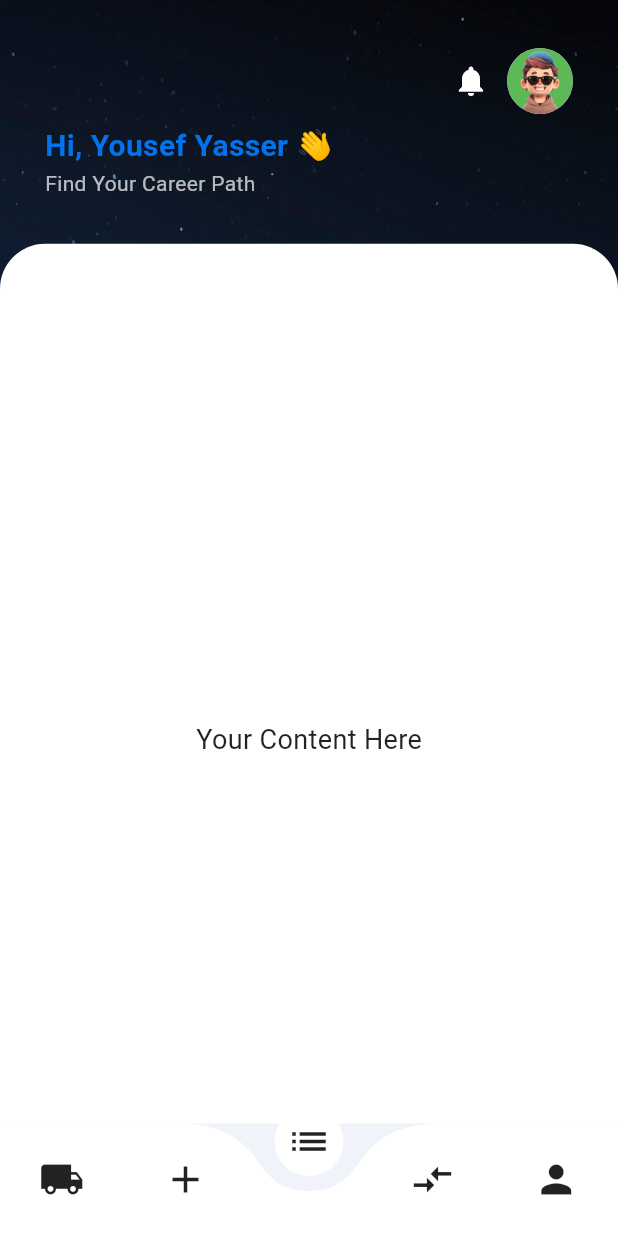
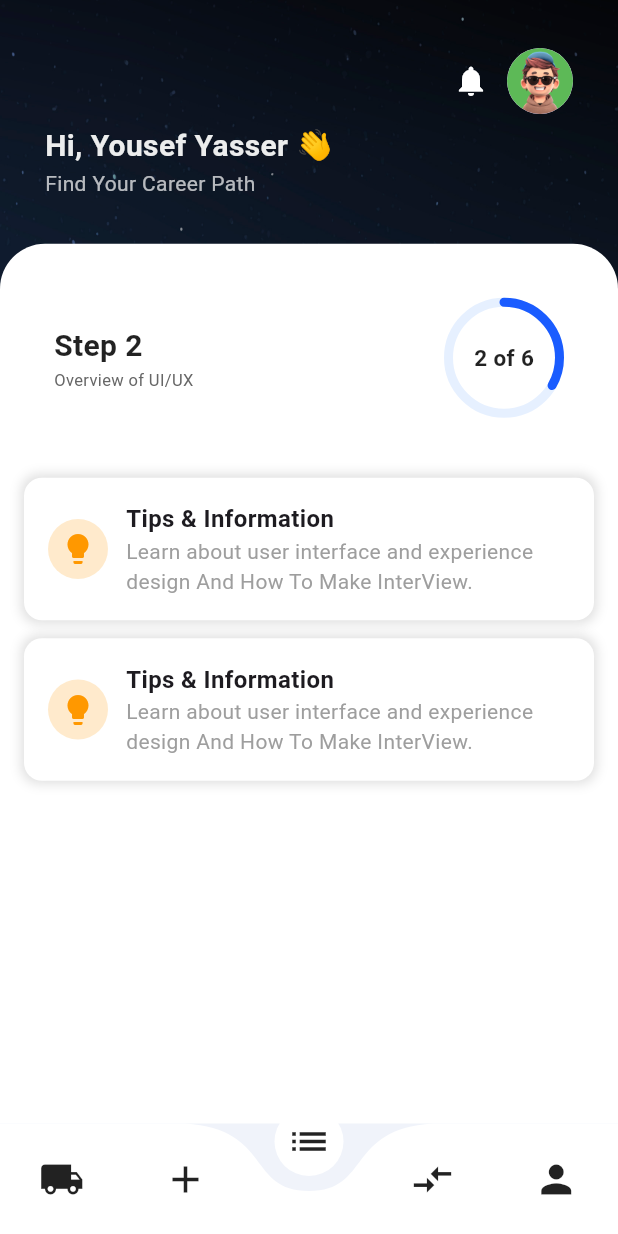
Before and after one commit to AhmedElngar07/Bidayah, a Flutter app: the screen it shows after launch, on a phone screen of 412 x 824 dp. Run offline on Flutter 3.47's test engine with Material 3 defaults, Android fonts, the phone set to English and light mode, and no system bars; drawn by our look-alikes of curved_navigation_bar, percent_indicator; our stand-ins replace cloud_firestore, firebase_core, flutter_bloc; accounts and stored records are empty; Roboto replaces fonts that are missing (Montserrat).

Commit message:
Add Step_Progress & Tips & Information

```diff
--- a/lib/Screens/Home_Page.dart
+++ b/lib/Screens/Home_Page.dart
@@ -1,12 +1,14 @@
 import 'package:bidayah/Widgets/BottomNavBar%20.dart';
+import 'package:bidayah/Widgets/Step_Progress.dart';
+import 'package:bidayah/Widgets/custom_home_appbar.dart';
 import 'package:flutter/material.dart';
 
-class HomeScreen extends StatefulWidget {
+class HomePage extends StatefulWidget {
   @override
-  _HomeScreenState createState() => _HomeScreenState();
+  _HomePageState createState() => _HomePageState();
 }
 
-class _HomeScreenState extends State<HomeScreen> {
+class _HomePageState extends State<HomePage> {
   int _currentIndex = 2;
 
   @override
@@ -14,7 +16,7 @@ class _HomeScreenState extends State<HomeScreen> {
     return Scaffold(
       body: Stack(
         children: [
-          // Background image
+          // Background
           Container(
             width: double.infinity,
             height: double.infinity,
@@ -26,75 +28,16 @@ class _HomeScreenState extends State<HomeScreen> {
             ),
           ),
 
-          // Main content
           Column(
             children: [
 
-              SafeArea(
-                child: Padding(
-                  padding: const EdgeInsets.symmetric(horizontal: 30, vertical: 30),
-                  child: Column(
-                    children: [
-
-                      Row(
-                        mainAxisAlignment: MainAxisAlignment.end,
-                        children: [
-                          IconButton(
-                            icon: const Icon(Icons.notifications, color: Colors.white),
-                            onPressed: () {},
-                          ),
-                          const CircleAvatar(
-                            radius: 22,
-                            backgroundImage: AssetImage("assets/profile_image.png"),
-                          ),
-                        ],
-                      ),
+              CustomAppBar(),
 
 
-                      const SizedBox(height: 5),
-                      Row(
-                        mainAxisAlignment: MainAxisAlignment.start,
-                        children: [
-                          Column(
-                            crossAxisAlignment: CrossAxisAlignment.start,
-                            children: [
-                              Row(
-                                children: const [
-                                  Text(
-                                    "Hi, Yousef Yasser ",
-                                    style: TextStyle(
-                                      fontSize: 20,
-                                      fontWeight: FontWeight.bold,
-                                      color: Color.fromARGB(255, 5, 114, 237),
-                                    ),
-                                  ),
-                                  Text(
-                                    "👋",
-                                    style: TextStyle(fontSize: 20),
-                                  ),
-                                ],
-                              ),
-                              const Text(
-                                "Find Your Career Path",
-                                style: TextStyle(
-                                  fontSize: 14,
-                                  color: Colors.white70,
-                                ),
-                              ),
-                            ],
-                          ),
-                        ],
-                      ),
-                    ],
-                  ),
-                ),
-              ),
-
-              // Expanded white container with rounded top corners
               Expanded(
                 child: Container(
                   width: double.infinity,
-                  margin: const EdgeInsets.only(top: 0.5), // Reduced top margin to account for the stacked layout
+                  margin: const EdgeInsets.only(top: 0.5),
                   decoration: const BoxDecoration(
                     color: Colors.white,
                     borderRadius: BorderRadius.only(
@@ -102,13 +45,32 @@ class _HomeScreenState extends State<HomeScreen> {
                       topRight: Radius.circular(30),
                     ),
                   ),
-                  child: const Center(
-                    child: Text(
-                      "Your Content Here",
-                      style: TextStyle(
-                        fontSize: 18,
-                        color: Colors.black87,
-                      ),
+                  child: Padding(
+                    padding: const EdgeInsets.all(16.0),
+                    child: Column(
+                      children: [
+                        // Step progress indicator at the top
+                        StepProgressIndicator(
+                          currentStep: 2,
+                          totalSteps: 6,
+                          stepDescription: "Overview of UI/UX",
+                        ),
+                        const SizedBox(height: 20),
+
+                        // Information Cards
+                        _buildInfoCard(
+                          icon: Icons.lightbulb,
+                          color: Colors.orange,
+                          title: "Tips & Information",
+                          subtitle: "Learn about user interface and experience design And How To Make InterView.",
+                        ),
+                        _buildInfoCard(
+                          icon: Icons.lightbulb,
+                          color: Colors.orange,
+                          title: "Tips & Information",
+                          subtitle: "Learn about user interface and experience design And How To Make InterView.",
+                        ),
+                      ],
                     ),
                   ),
                 ),
@@ -116,7 +78,7 @@ class _HomeScreenState extends State<HomeScreen> {
             ],
           ),
 
-
+          // Bottom Navigation Bar
           Positioned(
             bottom: 0,
             left: 0,
@@ -134,4 +96,77 @@ class _HomeScreenState extends State<HomeScreen> {
       ),
     );
   }
+
+  /// **Reusable Card Widget (Icon-Based)**
+  Widget _buildInfoCard({
+    required IconData icon,
+    required Color color,
+    required String title,
+    required String subtitle,
+  }) {
+    return Container(
+      margin: const EdgeInsets.only(bottom: 12),
+      padding: const EdgeInsets.all(16),
+      decoration: BoxDecoration(
+        color: Colors.white,
+        borderRadius: BorderRadius.circular(12),
+        boxShadow: [
+          BoxShadow(color: Colors.black12, blurRadius: 6, spreadRadius: 2),
+        ],
+      ),
+      child: Row(
+        children: [
+          CircleAvatar(
+            backgroundColor: color.withOpacity(0.2),
+            child: Icon(icon, color: color),
+          ),
+          const SizedBox(width: 12),
+          Expanded(
+            child: Column(
+              crossAxisAlignment: CrossAxisAlignment.start,
+              children: [
+                Text(title, style: const TextStyle(fontSize: 16, fontWeight: FontWeight.bold)),
+                Text(subtitle, style: const TextStyle(fontSize: 14, color: Colors.grey)),
+              ],
+            ),
+          ),
+        ],
+      ),
+    );
+  }
+
+  /// **Reusable Card Widget (Image-Based)**
+  Widget _buildInfoCardWithImage({
+    required String title,
+    required String subtitle,
+    required String imagePath,
+  }) {
+    return Container(
+      margin: const EdgeInsets.only(bottom: 12),
+      padding: const EdgeInsets.all(16),
+      decoration: BoxDecoration(
+        color: Colors.white,
+        borderRadius: BorderRadius.circular(12),
+        boxShadow: [
+          BoxShadow(color: Colors.black12, blurRadius: 6, spreadRadius: 2),
+        ],
+      ),
+      child: Row(
+        children: [
+          Expanded(
+            child: Column(
+              crossAxisAlignment: CrossAxisAlignment.start,
+              children: [
+                Text(title, style: const TextStyle(fontSize: 16, fontWeight: FontWeight.bold)),
+                if (subtitle.isNotEmpty)
+                  Text(subtitle, style: const TextStyle(fontSize: 14, color: Colors.grey)),
+              ],
+            ),
+          ),
+          const SizedBox(width: 12),
+          Image.asset(imagePath, width: 50, height: 50),
+        ],
+      ),
+    );
+  }
 }
--- a/lib/Screens/Skill_selection_page.dart
+++ b/lib/Screens/Skill_selection_page.dart
@@ -67,7 +67,7 @@ class SkillSelectionPage extends StatelessWidget {
                       Navigator.push(
                         context,
                         MaterialPageRoute(
-                          builder: (context) =>  HomeScreen(),
+                          builder: (context) =>  HomePage(),
                         ),
                       );
                     }
--- /dev/null
+++ b/lib/Widgets/Step_Progress.dart
@@ -0,0 +1,68 @@
+import 'package:flutter/material.dart';
+import 'package:percent_indicator/circular_percent_indicator.dart';
+
+class StepProgressIndicator extends StatelessWidget {
+  final int currentStep;
+  final int totalSteps;
+  final String stepDescription;
+
+  const StepProgressIndicator({
+    Key? key,
+    required this.currentStep,
+    required this.totalSteps,
+    required this.stepDescription,
+  }) : super(key: key);
+
+  @override
+  Widget build(BuildContext context) {
+    return Padding(
+      padding: const EdgeInsets.all(20.0),
+      child: Row(
+        mainAxisAlignment: MainAxisAlignment.spaceBetween,
+        crossAxisAlignment: CrossAxisAlignment.center,
+        children: [
+          // Text section now on the left
+          Column(
+            crossAxisAlignment: CrossAxisAlignment.start,
+            mainAxisSize: MainAxisSize.min,
+            children: [
+              Text(
+                "Step $currentStep", // Dynamic step number
+                style: const TextStyle(
+                  fontSize: 20,
+                  fontWeight: FontWeight.bold,
+                  color: Colors.black87,
+                ),
+              ),
+              Text(
+                stepDescription,
+                style: const TextStyle(
+                  fontSize: 11,
+                  color: Color(0xFF666666),
+                ),
+              ),
+            ],
+          ),
+
+          // Circular indicator now on the right
+          CircularPercentIndicator(
+            radius: 40.0,
+            lineWidth: 6.0,
+            percent: currentStep / totalSteps,
+            center: Text(
+              "$currentStep of $totalSteps",
+              style: const TextStyle(
+                fontSize: 15,
+                fontWeight: FontWeight.bold,
+                color: Colors.black87,
+              ),
+            ),
+            progressColor: const Color(0xFF1A5CFF),
+            backgroundColor: const Color(0xFFE6F0FF),
+            circularStrokeCap: CircularStrokeCap.round,
+          ),
+        ],
+      ),
+    );
+  }
+}
--- a/lib/Widgets/custom_home_appbar.dart
+++ b/lib/Widgets/custom_home_appbar.dart
@@ -3,41 +3,14 @@ import 'package:flutter/material.dart';
 class CustomAppBar extends StatelessWidget {
   @override
   Widget build(BuildContext context) {
-    return Container(
-      width: double.infinity,
-      height: 150, // ✅ Fixed height for AppBar
-      decoration: const BoxDecoration(
-        image: DecorationImage(
-          image: AssetImage("assets/BackGround.jpg"),
-          fit: BoxFit.cover,
-        ),
-      ),
+    return SafeArea(
                 child: Padding(
-        padding: const EdgeInsets.symmetric(horizontal: 16, vertical: 40),
-        child: Row(
-          mainAxisAlignment: MainAxisAlignment.spaceBetween,
+                  padding: const EdgeInsets.symmetric(horizontal: 30, vertical: 30),
+                  child: Column(
                     children: [
-            Column(
-              crossAxisAlignment: CrossAxisAlignment.start,
-              children: [
-                const Text(
-                  "HI, Yousef Yasser 👋",
-                  style: TextStyle(
-                    fontSize: 20,
-                    fontWeight: FontWeight.bold,
-                    color: Colors.white,
-                  ),
-                ),
-                const Text(
-                  "Find Your Career Path",
-                  style: TextStyle(
-                    fontSize: 14,
-                    color: Colors.white70,
-                  ),
-                ),
-              ],
-            ),
+
                       Row(
+                        mainAxisAlignment: MainAxisAlignment.end,
                         children: [
                           IconButton(
                             icon: const Icon(Icons.notifications, color: Colors.white),
@@ -49,6 +22,42 @@ class CustomAppBar extends StatelessWidget {
                           ),
                         ],
                       ),
+
+
+                      const SizedBox(height: 5),
+                      Row(
+                        mainAxisAlignment: MainAxisAlignment.start,
+                        children: [
+                          Column(
+                            crossAxisAlignment: CrossAxisAlignment.start,
+                            children: [
+                              Row(
+                                children: const [
+                                  Text(
+                                    "Hi, Yousef Yasser ",
+                                    style: TextStyle(
+                                      fontSize: 20,
+                                      fontWeight: FontWeight.bold,
+                                      color: Color.fromARGB(255, 236, 237, 237),
+                                    ),
+                                  ),
+                                  Text(
+                                    "👋",
+                                    style: TextStyle(fontSize: 20),
+                                  ),
+                                ],
+                              ),
+                              const Text(
+                                "Find Your Career Path",
+                                style: TextStyle(
+                                  fontSize: 14,
+                                  color: Colors.white70,
+                                ),
+                              ),
+                            ],
+                          ),
+                        ],
+                      ),
                     ],
                   ),
                 ),
--- a/lib/main.dart
+++ b/lib/main.dart
@@ -29,7 +29,7 @@
       child: MaterialApp(
         debugShowCheckedModeBanner: false,
         theme: ThemeData(fontFamily: 'Montserrat', useMaterial3: true),
-        home:  HomeScreen(), // Set the initial screen
+        home:  HomePage(), // Set the initial screen
       ),
     );
   }
```
Also changed, not shown: pubspec.yaml (+13 -0 lines), pubspec.lock. Lines whose indentation alone changed are shown as unchanged.
